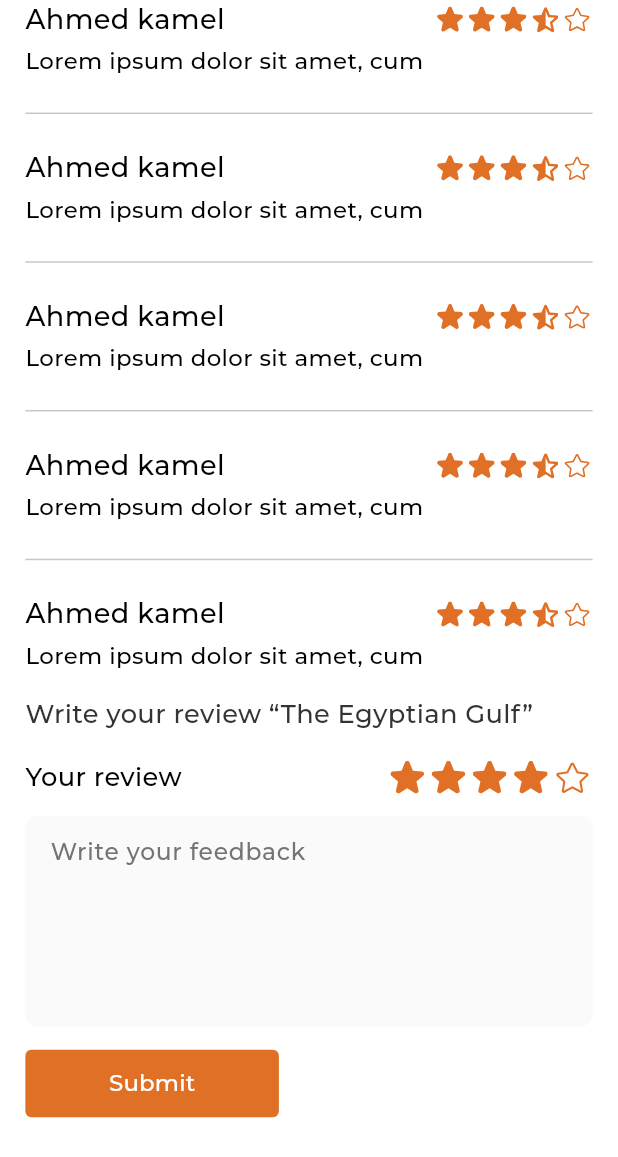
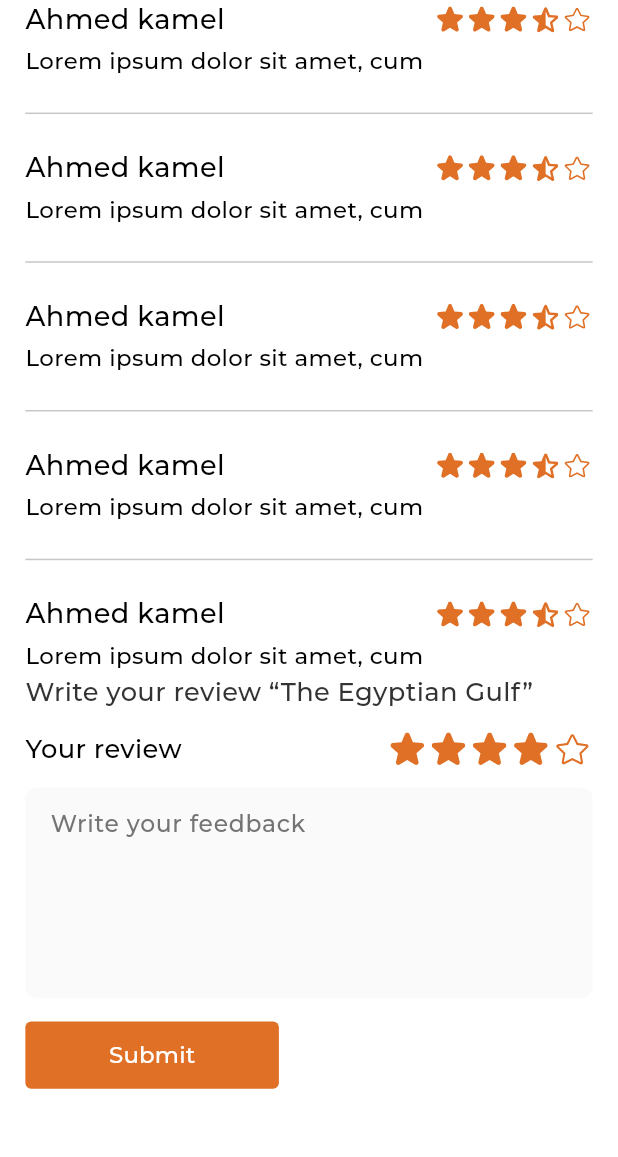
Before and after one commit to hoseny/touf_w_shouf, a Flutter app: the ReviewsTab widget shown alone on an empty page, opened directly, on a phone screen of 412 x 824 dp. Shown: the top 1157 px of the screen. Run offline on Flutter 3.47's test engine with Material 3 defaults, Android fonts, the phone set to English and light mode, and no system bars; drawn by our look-alikes of flutter_rating_bar; our stand-ins replace cached_network_image, carousel_slider, country_picker, dartz, dio, flutter_bloc and 10 more; missing offline and left inert: smart_stepper; accounts and stored records are empty; network calls fail; project files that could hold a hidden picture were left out.

Commit message:
remove shrink wrap from reviews list

```diff
--- a/lib/features/program_details/views/manager/program_details_cubit.dart
+++ b/lib/features/program_details/views/manager/program_details_cubit.dart
@@ -1,5 +1,5 @@
-import 'package:bloc/bloc.dart';
-import 'package:meta/meta.dart';
+import 'package:flutter/material.dart';
+import 'package:flutter_bloc/flutter_bloc.dart';
 import 'package:touf_w_shouf/features/home/data/models/program_model.dart';
 import 'package:touf_w_shouf/features/program_details/data/models/program_details_model.dart';
 import 'package:touf_w_shouf/features/program_details/data/repos/program_details_repo_impl.dart';
--- a/lib/features/program_details/views/widgets/reviews/reviews_list.dart
+++ b/lib/features/program_details/views/widgets/reviews/reviews_list.dart
@@ -1,4 +1,5 @@
 import 'package:flutter/material.dart';
+import 'package:flutter_screenutil/flutter_screenutil.dart';
 import 'package:touf_w_shouf/features/program_details/views/widgets/reviews/review_list_item.dart';
 
 class ReviewsList extends StatelessWidget {
@@ -8,14 +9,18 @@ class ReviewsList extends StatelessWidget {
 
   @override
   Widget build(BuildContext context) {
-    return ListView.builder(
-      itemCount: 5,
-      shrinkWrap: true,
-      physics: NeverScrollableScrollPhysics(),
-      padding: EdgeInsets.zero,
-      itemBuilder: (context, index) {
-        return ReviewListItem(index: index,);
-      },
+    return SizedBox(
+      height: (92 * 5).h,
+      child: ListView.builder(
+        itemCount: 5,
+        physics: NeverScrollableScrollPhysics(),
+        padding: EdgeInsets.zero,
+        itemBuilder: (context, index) {
+          return ReviewListItem(
+            index: index,
+          );
+        },
+      ),
     );
   }
 }
--- a/lib/features/program_details/views/widgets/reviews/reviews_tab.dart
+++ b/lib/features/program_details/views/widgets/reviews/reviews_tab.dart
@@ -18,13 +18,11 @@ class ReviewsTab extends StatelessWidget {
         crossAxisAlignment: CrossAxisAlignment.start,
         children: [
           ReviewsList(),
-          Padding(
-            padding: EdgeInsets.symmetric(vertical: 16.h),
-            child: Text(
-              'Write your review “The Egyptian Gulf”',
-              style: TextStyles.font18CharcoalGreyRegular,
-            ),
+          Text(
+            'Write your review “The Egyptian Gulf”',
+            style: TextStyles.font18CharcoalGreyRegular,
           ),
+          12.verticalSpace,
           Row(
             children: [
               Text(
```
